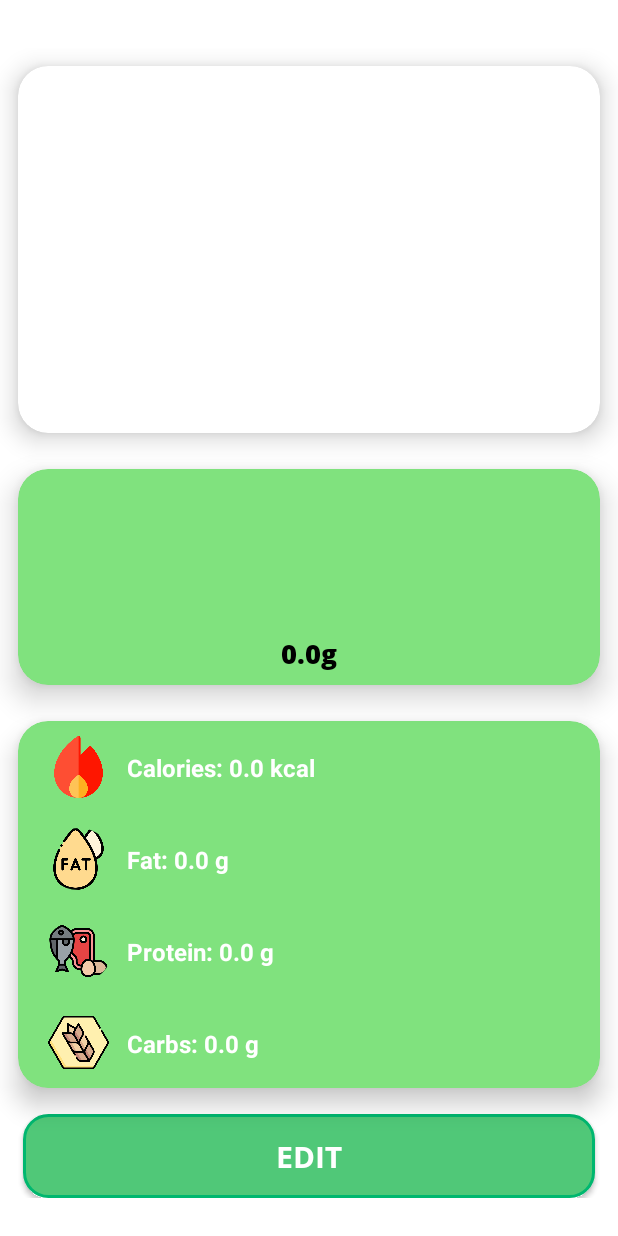
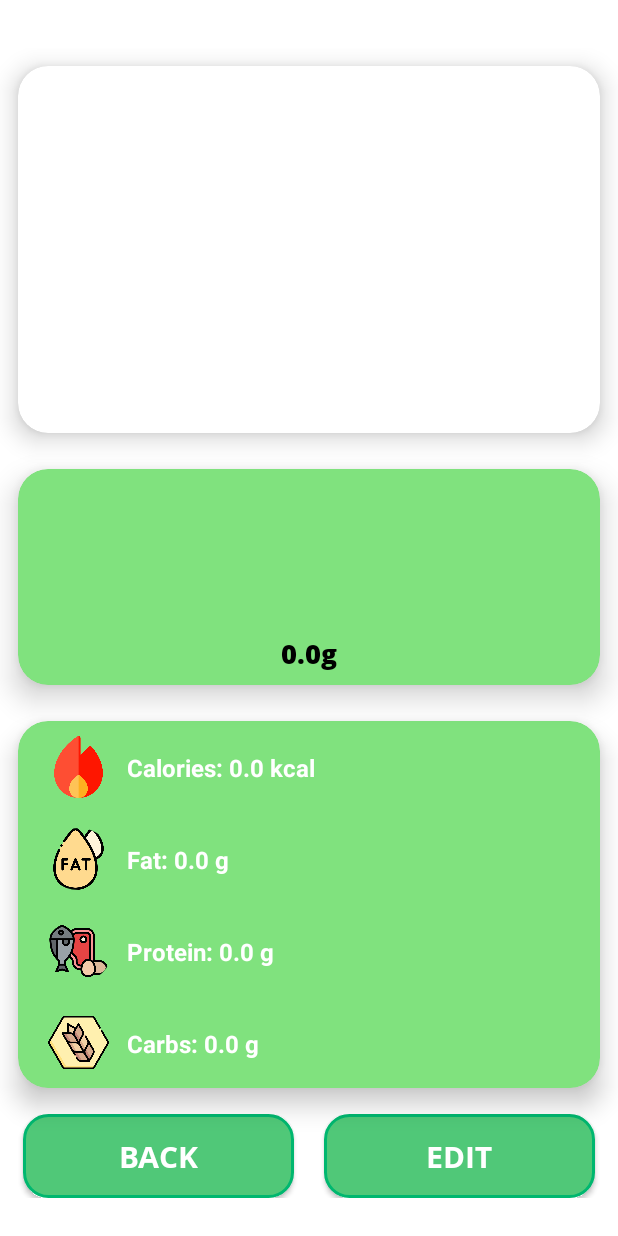
Before and after one commit to risinsilv/FCM, an Android app: the MealSummaryActivity screen opened directly, with no data from a screen before it, on a phone screen of 412 x 824 dp. Run offline under Robolectric (Android 15) with nearby library versions, the phone set to English and light mode, and no system bars; our stand-ins replace Room's generated code; 7 statements that could not run were skipped.

Commit message:
commit 23

```diff
--- a/app/src/main/java/com/example/fcm/MealSummaryActivity.java
+++ b/app/src/main/java/com/example/fcm/MealSummaryActivity.java
@@ -22,6 +22,7 @@ public class MealSummaryActivity extends AppCompatActivity {
     double calories, fats, proteins, carbohydrates, weight;
     private Bitmap mealImageBitmap;
     ImageStorage imageStorage = ImageStorage.getInstance();
+    private Button backButton;
 
     @Override
     protected void onCreate(Bundle savedInstanceState) {
@@ -84,5 +85,12 @@ public class MealSummaryActivity extends AppCompatActivity {
             startActivity(editIntent);
         });
 
+        editButton.setOnClickListener(v -> {
+            Intent Intent = new Intent(MealSummaryActivity.this, recycleView.class);
+            startActivity(Intent);
+        });
+
+
+
     }
 }
--- a/app/src/main/res/layout-land/activity_meal_summary.xml
+++ b/app/src/main/res/layout-land/activity_meal_summary.xml
@@ -257,13 +257,30 @@
                 android:orientation="horizontal">
 
                 <Button
+                    android:id="@+id/backButton4"
+                    android:layout_width="match_parent"
+                    android:layout_height="match_parent"
+                    android:layout_gravity="center_horizontal"
+                    android:layout_marginLeft="10dp"
+                    android:layout_marginRight="10dp"
+                    android:layout_weight="1"
+                    android:background="@drawable/button_backg"
+                    android:fontFamily="@font/opensansbold"
+                    android:text="Back"
+                    android:textColor="@color/white"
+                    android:textSize="20sp" />
+
+                <Button
                     android:id="@+id/editbutton"
+                    android:layout_width="match_parent"
                     android:layout_height="match_parent"
                     android:layout_gravity="center_horizontal"
                     android:layout_weight="1"
                     android:background="@drawable/button_backg"
+                    android:fontFamily="@font/opensansbold"
                     android:text="Edit"
-                    android:textColor="@color/white" />
+                    android:textColor="@color/white"
+                    android:textSize="20sp" />
             </LinearLayout>
 
 
--- a/app/src/main/res/layout/activity_meal_summary.xml
+++ b/app/src/main/res/layout/activity_meal_summary.xml
@@ -266,6 +266,20 @@
             android:orientation="horizontal">
 
             <Button
+                android:id="@+id/backButton4"
+                android:layout_width="match_parent"
+                android:layout_height="match_parent"
+                android:layout_gravity="center_horizontal"
+                android:layout_marginLeft="10dp"
+                android:layout_marginRight="10dp"
+                android:layout_weight="1"
+                android:background="@drawable/button_backg"
+                android:fontFamily="@font/opensansbold"
+                android:text="Back"
+                android:textColor="@color/white"
+                android:textSize="20sp" />
+
+            <Button
                 android:id="@+id/editbutton"
                 android:layout_width="match_parent"
                 android:layout_height="match_parent"
```
